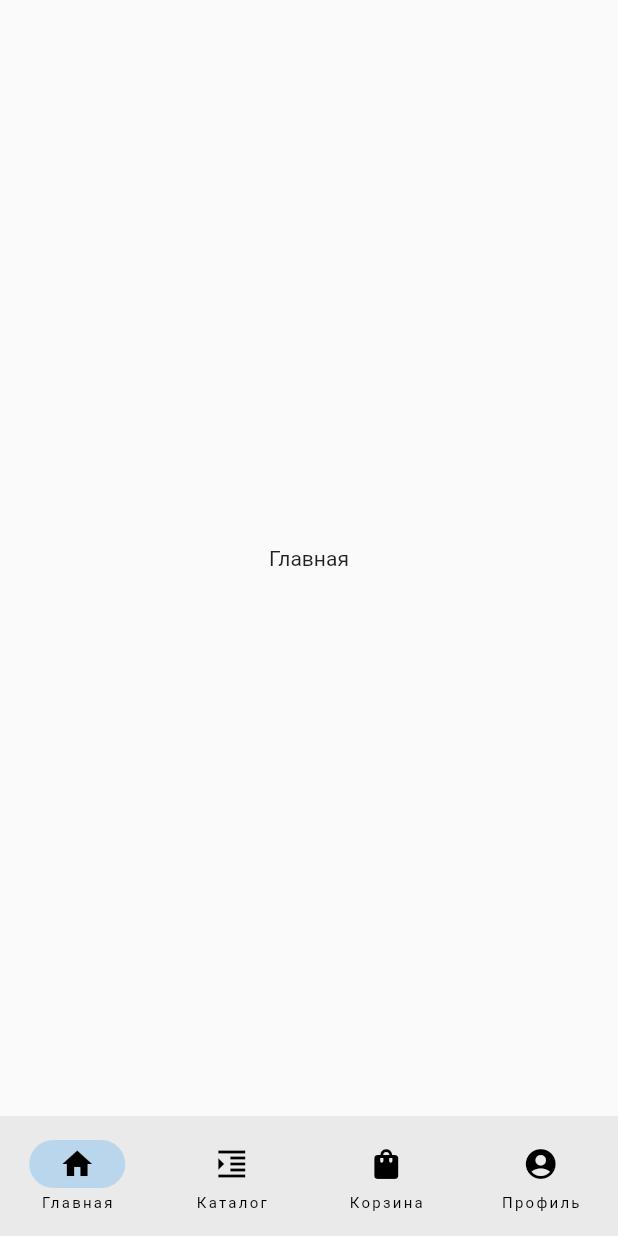
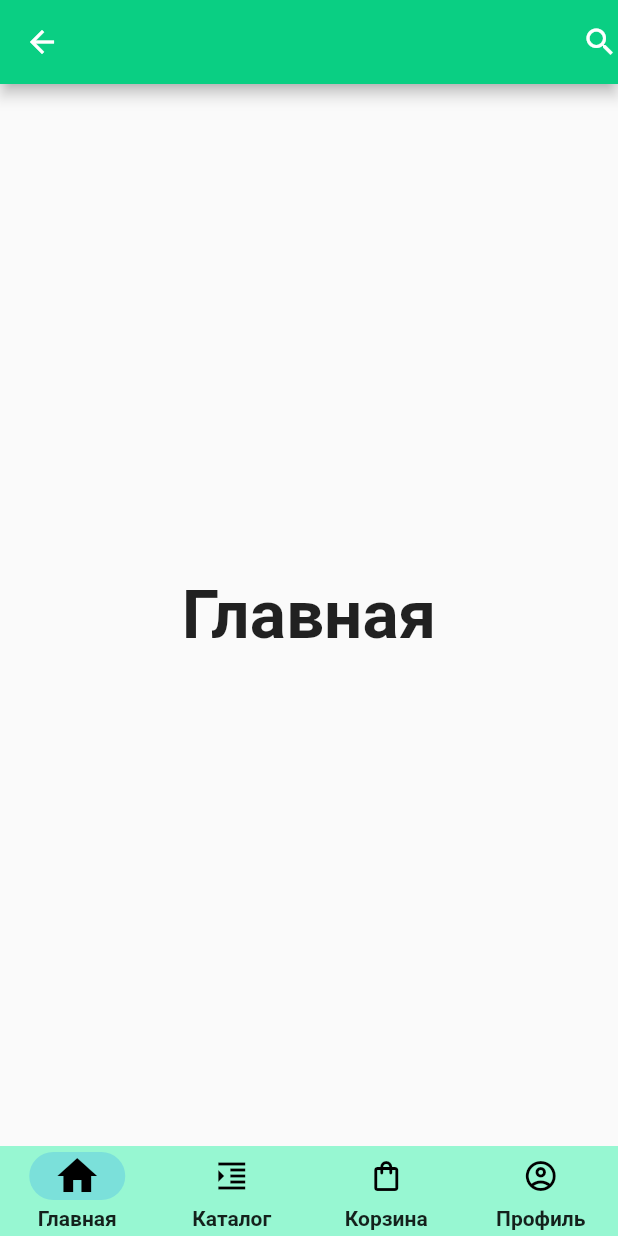
Before and after one commit to VladKodletov/ecom_705_original_gifts, a Flutter app: the MainPage screen opened by its route, on a phone screen of 412 x 824 dp. Run offline on Flutter 3.47's test engine with Material 2 defaults, Android fonts, the phone set to English and light mode, and no system bars.

Commit message:
add screen bottom nav

```diff
--- a/lib/screens/authent.dart
+++ b/lib/screens/authent.dart
@@ -74,6 +74,8 @@ class AuthInputForm extends StatefulWidget {
 }
 
 class _AuthInputFormState extends State<AuthInputForm> {
+
+
     void _forgotPassword() {
     Navigator.of(context).pushNamed('/restore_password');
   }
--- a/lib/screens/mainscreen.dart
+++ b/lib/screens/mainscreen.dart
@@ -1,3 +1,5 @@
+// ignore_for_file: prefer_const_constructors
+
 import 'profile.dart';
 import 'package:flutter/material.dart';
 
@@ -17,7 +19,18 @@ class MainScreen extends StatelessWidget {
   @override
   Widget build(BuildContext context) {
     return Scaffold(
-      body: Center(child: Text('Главная')),
+      appBar: AppBar(
+        backgroundColor: const Color(0xFF0ACF83),
+        actions: [
+          Icon(Icons.search),
+        ],
+      ),
+      body: Center(
+        child: Text(
+          'Главная',
+          style: TextStyle(fontSize: 45, fontWeight: FontWeight.bold),
+        ),
+      ),
     );
   }
 }
@@ -27,34 +40,69 @@ class _MainPageState extends State<MainPage> {
   final screensNavigation = [
     MainScreen(),
     CatalogScreen(),
+    ShoppingCart(),
     ProfileScreen(),
-    ShoppingCart(),
   ];
   @override
   Widget build(BuildContext context) {
     return Scaffold(
       body: screensNavigation[index],
-      bottomNavigationBar: NavigationBar(
+      bottomNavigationBar: NavigationBarTheme(
+        data: NavigationBarThemeData(
+            backgroundColor: Color.fromARGB(255, 151, 247, 210),
+            labelTextStyle: MaterialStateProperty.all(
+              TextStyle(
+                fontSize: 14,
+                fontWeight: FontWeight.bold,
+              ),
+            )),
+        child: NavigationBar(
+            height: 60,
+            // animationDuration: Duration(seconds: 2),
             selectedIndex: index,
-          onDestinationSelected: ((index) => index),
+            onDestinationSelected: (index) =>
+                setState(() => this.index = index),
+            // ignore: prefer_const_literals_to_create_immutables
             destinations: [
               NavigationDestination(
-              icon: Icon(Icons.home),
+                icon: Icon(
+                  Icons.home_outlined,
+                ),
+                selectedIcon: Icon(Icons.home, size: 32),
                 label: 'Главная',
               ),
               NavigationDestination(
-              icon: Icon(Icons.format_indent_increase),
+                icon: Icon(
+                  Icons.format_indent_increase_outlined,
+                ),
+                selectedIcon: Icon(
+                  Icons.format_indent_increase,
+                  size: 32,
+                ),
                 label: 'Каталог',
               ),
               NavigationDestination(
-              icon: Icon(Icons.shopping_bag),
+                icon: Icon(
+                  Icons.shopping_bag_outlined,
+                ),
+                selectedIcon: Icon(
+                  Icons.shopping_bag,
+                  size: 32,
+                ),
                 label: 'Корзина',
               ),
               NavigationDestination(
-              icon: Icon(Icons.account_circle),
+                icon: Icon(
+                  Icons.account_circle_outlined,
+                ),
+                selectedIcon: Icon(
+                  Icons.account_circle,
+                  size: 32,
+                ),
                 label: 'Профиль',
               ),
             ]),
+      ),
     );
   }
 }
```
Also changed, not shown: lib/screens/catalog.dart (+15 -1 lines), lib/screens/profile.dart (+9 -1 lines), lib/screens/reg_authent.dart (+9 -9 lines), lib/screens/shopping_cart.dart (+9 -1 lines). Lines whose indentation alone changed are shown as unchanged.
